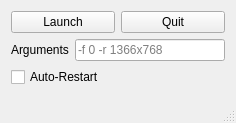
This is mainwindow.ui in thiagowfx/cos-600-cycleshooter-launcher as Qt 5 draws it before an edit. The edited form follows.
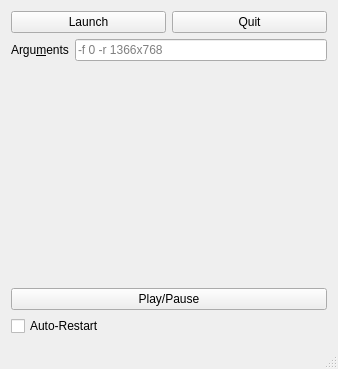
This is the edited form. Icons and pictures are not drawn. Custom widgets are drawn as their Qt base class.

Diff of the .ui file:
```diff
--- a/mainwindow.ui
+++ b/mainwindow.ui
@@ -6,8 +6,8 @@
    <rect>
     <x>0</x>
     <y>0</y>
-    <width>217</width>
-    <height>123</height>
+    <width>338</width>
+    <height>369</height>
    </rect>
   </property>
   <property name="windowTitle">
@@ -56,7 +56,7 @@
       <item>
        <widget class="QLabel" name="label">
         <property name="text">
-         <string>Arguments</string>
+         <string>Argu&amp;ments</string>
         </property>
         <property name="buddy">
          <cstring>label</cstring>
@@ -85,6 +85,23 @@
       </item>
      </layout>
     </item>
+    <item>
+     <widget class="Phonon::VideoPlayer" name="videoPlayer">
+      <property name="baseSize">
+       <size>
+        <width>800</width>
+        <height>600</height>
+       </size>
+      </property>
+     </widget>
+    </item>
+    <item>
+     <widget class="QPushButton" name="pushButtonPlayPause">
+      <property name="text">
+       <string>Play/Pause</string>
+      </property>
+     </widget>
+    </item>
     <item>
      <widget class="QCheckBox" name="checkBoxAutoRestart">
       <property name="toolTip">
@@ -104,6 +121,13 @@
   <widget class="QStatusBar" name="statusBar"/>
  </widget>
  <layoutdefault spacing="6" margin="11"/>
+ <customwidgets>
+  <customwidget>
+   <class>Phonon::VideoPlayer</class>
+   <extends>QWidget</extends>
+   <header location="global">phonon/videoplayer.h</header>
+  </customwidget>
+ </customwidgets>
  <tabstops>
   <tabstop>pushButtonLaunch</tabstop>
   <tabstop>pushButtonQuit</tabstop>
```
